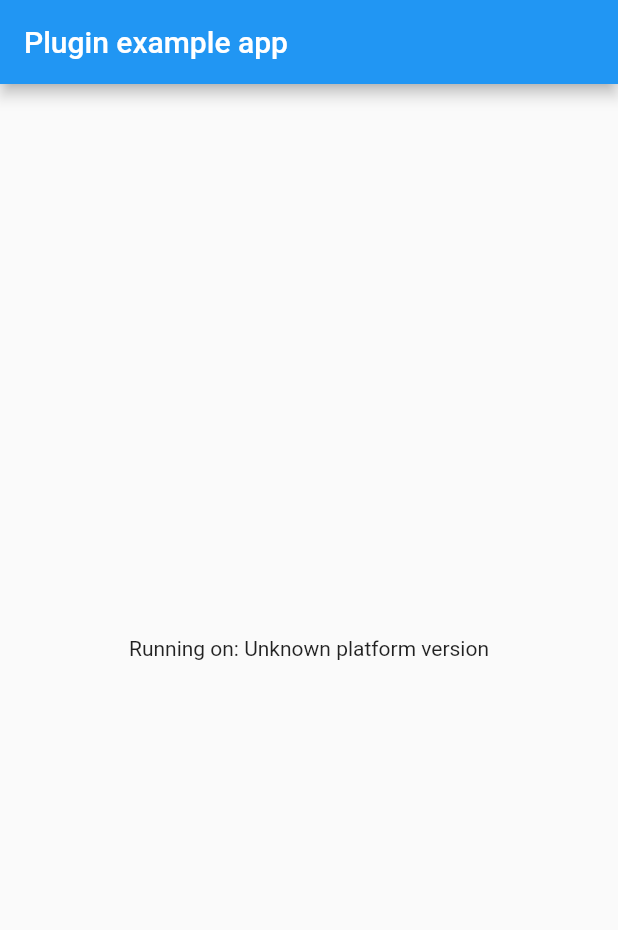
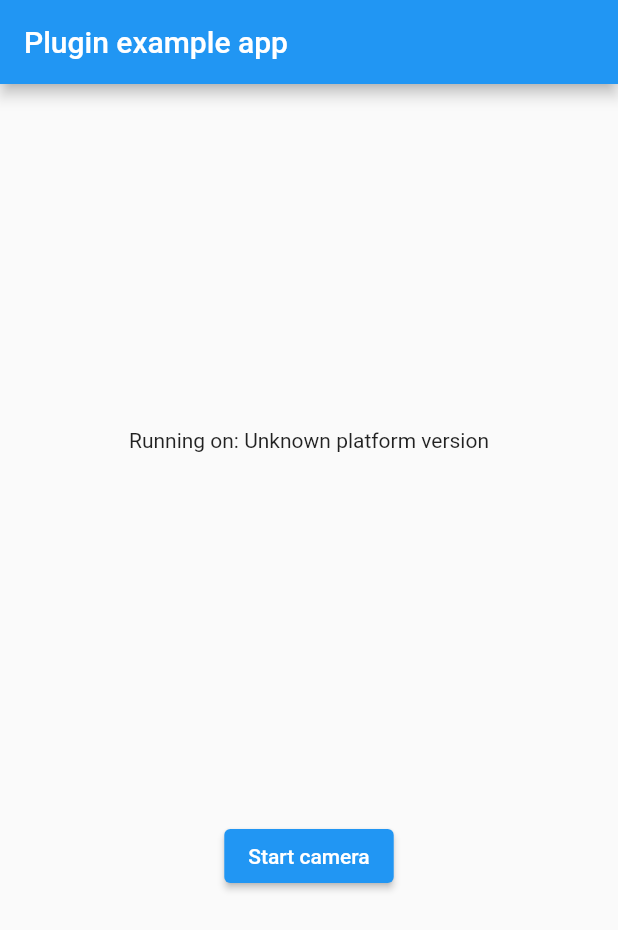
Before and after one commit to khaifunglim97/flutter-image-processing, a Flutter app: the screen it shows after launch, on a phone screen of 412 x 824 dp. Shown: the top 930 px of the screen. Run offline on Flutter 3.47's test engine with Material 2 defaults, Android fonts, the phone set to English and light mode, and no system bars; our stand-ins replace camera, plugin_platform_interface.

Commit message:
Added camera preview page

```diff
--- a/example/lib/main.dart
+++ b/example/lib/main.dart
@@ -2,6 +2,7 @@ import 'package:flutter/material.dart';
 import 'dart:async';
 
 import 'package:flutter/services.dart';
+import 'package:flutter_image_processing/camera_view.dart';
 import 'package:flutter_image_processing/flutter_image_processing.dart';
 
 void main() {
@@ -54,10 +55,36 @@ class _MyAppState extends State<MyApp> {
         appBar: AppBar(
           title: const Text('Plugin example app'),
         ),
-        body: Center(
-          child: Text('Running on: $_platformVersion\n'),
-        ),
+        body: HomePage(platformVersion: _platformVersion),
       ),
     );
   }
 }
+
+class HomePage extends StatelessWidget {
+  final String platformVersion;
+  const HomePage({Key? key, required this.platformVersion}) : super(key: key);
+
+  @override
+  Widget build(BuildContext context) {
+    return Center(
+      child: Column(
+        mainAxisAlignment: MainAxisAlignment.spaceEvenly,
+        children: [
+          Text('Running on: $platformVersion\n'),
+          ElevatedButton(
+              onPressed: () {
+                Navigator.push(
+                  context,
+                  MaterialPageRoute (
+                    builder: (BuildContext context) => const CameraApp(),
+                  ),
+                );
+              },
+              child: const Text('Start camera')
+          )
+        ],
+      ),
+    );
+  }
+}
--- a/pubspec.yaml
+++ b/pubspec.yaml
@@ -11,6 +11,7 @@ dependencies:
   flutter:
     sdk: flutter
   plugin_platform_interface: ^2.0.2
+  camera: ^0.10.0+3
 
 dev_dependencies:
   flutter_test:
```
Also changed, not shown: lib/camera_view.dart (added, +83 -0 lines), example/pubspec.lock, 2 other files.
